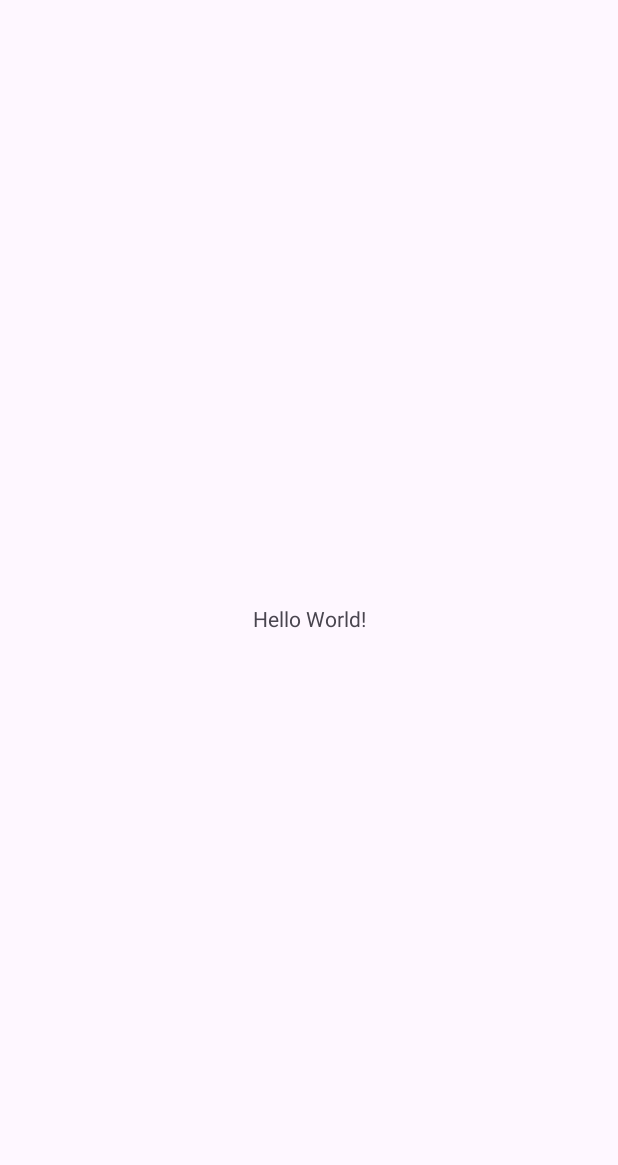
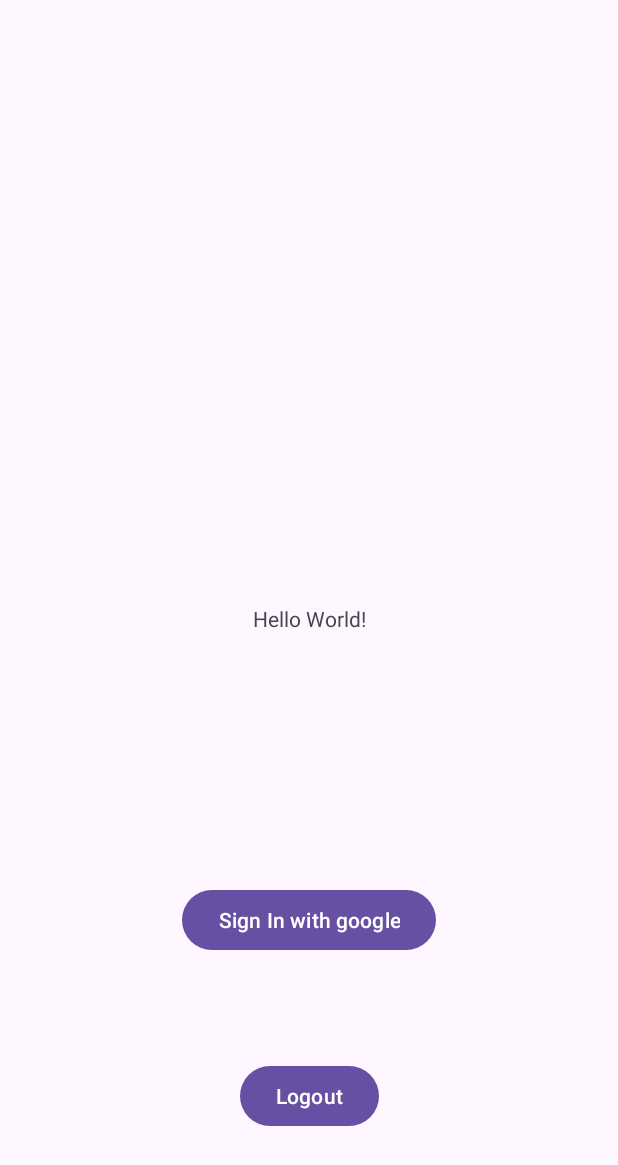
Before and after one commit to xinhui226/MOB-Final-Project-ZeroWaste, an Android app: the screen it shows after launch (MainActivity), on a phone screen of 412 x 824 dp. Before the commit the part shown is almost empty. Shown: the top 1165 px of the screen. Run offline under Robolectric (Android 15) with nearby library versions, the phone set to English and light mode, and no system bars; our stand-ins replace Dagger/Hilt's generated code, Firebase (no records; nobody signed in at launch, a user with empty details on screens opened directly).

Commit message:
try login with google

```diff
--- a/app/build.gradle.kts
+++ b/app/build.gradle.kts
@@ -63,6 +63,7 @@ dependencies {
     implementation(platform("com.google.firebase:firebase-bom:32.7.0"))
     implementation("com.google.firebase:firebase-firestore")
     implementation("com.google.firebase:firebase-auth")
+    implementation("com.google.android.gms:play-services-auth:20.7.0")
     implementation("com.google.firebase:firebase-storage-ktx")
     implementation("com.google.firebase:firebase-analytics")
     implementation("com.google.firebase:firebase-crashlytics")
--- a/app/src/main/java/com/xinhui/mobfinalproject/core/service/AuthService.kt
+++ b/app/src/main/java/com/xinhui/mobfinalproject/core/service/AuthService.kt
@@ -1,5 +1,6 @@
 package com.xinhui.mobfinalproject.core.service
 
+import com.google.firebase.auth.AuthCredential
 import com.google.firebase.auth.FirebaseUser
 
 interface AuthService {
@@ -13,4 +14,5 @@ interface AuthService {
         newPassword:String,
         onFinish: (msg: String, err: String?) -> Unit
     )
+    suspend fun signInWithGoogle(credential: AuthCredential): FirebaseUser?
 }
--- a/app/src/main/java/com/xinhui/mobfinalproject/core/service/AuthServiceImpl.kt
+++ b/app/src/main/java/com/xinhui/mobfinalproject/core/service/AuthServiceImpl.kt
@@ -1,5 +1,6 @@
 package com.xinhui.mobfinalproject.core.service
 
+import com.google.firebase.auth.AuthCredential
 import com.google.firebase.auth.EmailAuthProvider
 import com.google.firebase.auth.FirebaseAuth
 import com.google.firebase.auth.FirebaseUser
@@ -54,5 +55,8 @@ class AuthServiceImpl(
         }
     }
 
-
+    override suspend fun signInWithGoogle(credential: AuthCredential): FirebaseUser? {
+        val result = auth.signInWithCredential(credential).await()
+        return result.user
+    }
 }
--- a/app/src/main/res/layout/activity_main.xml
+++ b/app/src/main/res/layout/activity_main.xml
@@ -7,6 +7,7 @@
     tools:context=".MainActivity">
 
     <TextView
+        android:id="@+id/tvText"
         android:layout_width="wrap_content"
         android:layout_height="wrap_content"
         android:text="Hello World!"
@@ -15,4 +16,24 @@
         app:layout_constraintStart_toStartOf="parent"
         app:layout_constraintTop_toTopOf="parent" />
 
+    <com.google.android.material.button.MaterialButton
+        android:id="@+id/mbGoogle"
+        android:layout_width="wrap_content"
+        android:layout_height="wrap_content"
+        android:text="Sign In with google"
+        app:layout_constraintBottom_toBottomOf="parent"
+        app:layout_constraintEnd_toEndOf="parent"
+        app:layout_constraintStart_toStartOf="parent"
+        app:layout_constraintTop_toTopOf="@+id/tvText" />
+
+    <com.google.android.material.button.MaterialButton
+        android:id="@+id/mbSignout"
+        android:layout_width="wrap_content"
+        android:layout_height="wrap_content"
+        android:text="Logout"
+        app:layout_constraintBottom_toBottomOf="parent"
+        app:layout_constraintEnd_toEndOf="parent"
+        app:layout_constraintStart_toStartOf="parent"
+        app:layout_constraintTop_toBottomOf="@+id/mbGoogle" />
+
 </androidx.constraintlayout.widget.ConstraintLayout>
```
Also changed, not shown: app/src/main/java/com/xinhui/mobfinalproject/MainActivity.kt (+83 -0 lines), 1 other file.
